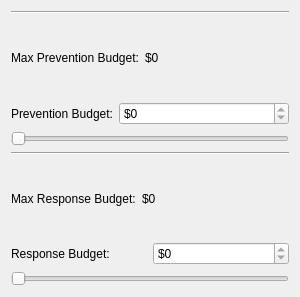
Above: plugins/calculate/BudgetForm.ui from dmzgroup/mbra before the change. Below: the same form after it.
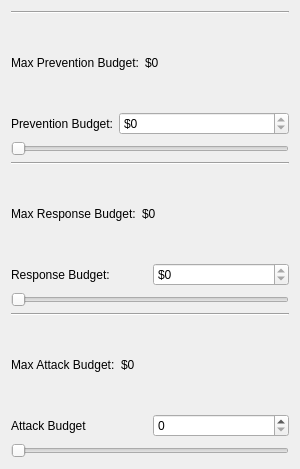
That is the form after the change.

Commit message: Added some technical documentation. Updated MBRA to add labels to the objective graph axes. Added Attack Budget slider to NA calculations.

What changed in the file:
```diff
--- a/plugins/calculate/BudgetForm.ui
+++ b/plugins/calculate/BudgetForm.ui
@@ -7,7 +7,7 @@
     <x>0</x>
     <y>0</y>
     <width>300</width>
-    <height>297</height>
+    <height>469</height>
    </rect>
   </property>
   <property name="windowTitle">
@@ -170,6 +170,74 @@
      </property>
     </widget>
    </item>
+   <item>
+    <widget class="Line" name="line_3">
+     <property name="orientation">
+      <enum>Qt::Horizontal</enum>
+     </property>
+    </widget>
+   </item>
+   <item>
+    <layout class="QHBoxLayout" name="horizontalLayout_5">
+     <item>
+      <widget class="QLabel" name="label_3">
+       <property name="text">
+        <string>Max Attack Budget:</string>
+       </property>
+      </widget>
+     </item>
+     <item>
+      <widget class="QLabel" name="maxAttackBudgetLabel">
+       <property name="text">
+        <string>$0</string>
+       </property>
+      </widget>
+     </item>
+     <item>
+      <spacer name="horizontalSpacer_2">
+       <property name="orientation">
+        <enum>Qt::Horizontal</enum>
+       </property>
+       <property name="sizeHint" stdset="0">
+        <size>
+         <width>40</width>
+         <height>20</height>
+        </size>
+       </property>
+      </spacer>
+     </item>
+    </layout>
+   </item>
+   <item>
+    <layout class="QHBoxLayout" name="horizontalLayout_6">
+     <item>
+      <widget class="QLabel" name="label_4">
+       <property name="text">
+        <string>Attack Budget</string>
+       </property>
+      </widget>
+     </item>
+     <item>
+      <widget class="QSpinBox" name="attackBudgetBox"/>
+     </item>
+    </layout>
+   </item>
+   <item>
+    <widget class="QSlider" name="attackBudgetSlider">
+     <property name="minimum">
+      <number>0</number>
+     </property>
+     <property name="maximum">
+      <number>0</number>
+     </property>
+     <property name="singleStep">
+      <number>1</number>
+     </property>
+     <property name="orientation">
+      <enum>Qt::Horizontal</enum>
+     </property>
+    </widget>
+   </item>
   </layout>
  </widget>
  <tabstops>
```
Left out of the diff: 32 changed lines with no effect on the pictures. The commit also changes 9 other files.
